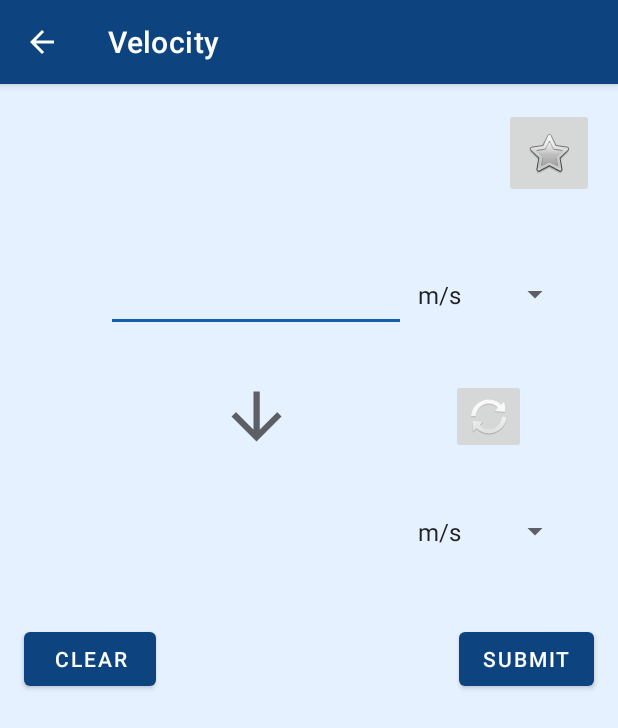
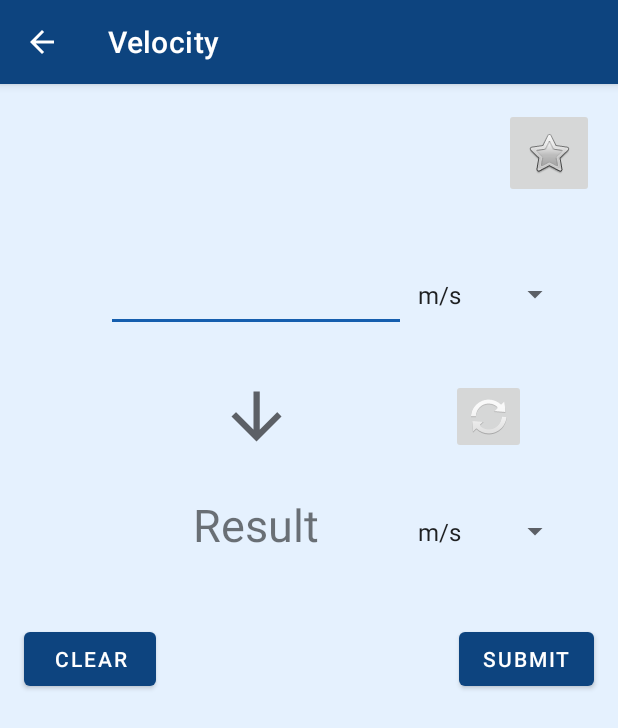
Before and after one commit to koshnatwit/ConversionCalculator, an Android app: the SpeedActivity screen opened directly, with no data from a screen before it, after a tap on "CLEAR", on a phone screen of 412 x 824 dp. Shown: the top 728 px of the screen. Run offline under Robolectric (Android 15) with nearby library versions, the phone set to English and light mode, and no system bars.

Commit message:
Change name for switch button, edit clear text to display Result, and added switch for Time

```diff
--- a/app/src/main/java/edu/wit/mobileapp/conversioncalculator/MainActivity.java
+++ b/app/src/main/java/edu/wit/mobileapp/conversioncalculator/MainActivity.java
@@ -113,7 +113,6 @@ public class MainActivity extends AppCompatActivity {
             }
         });
 
-        // This is a test message from Thomas
 
         /*
         BottomNavigationView bnv = (BottomNavigationView) findViewById(R.id.NavigationView);
--- a/app/src/main/java/edu/wit/mobileapp/conversioncalculator/SpeedActivity.java
+++ b/app/src/main/java/edu/wit/mobileapp/conversioncalculator/SpeedActivity.java
@@ -47,7 +47,7 @@ public class SpeedActivity extends AppCompatActivity {
             @Override
             public void onClick(View v){
                 enterField.setText("");
-                resultField.setText("");
+                resultField.setText("Result");
             }
         });
 
--- a/app/src/main/res/layout/activity_time.xml
+++ b/app/src/main/res/layout/activity_time.xml
@@ -71,7 +71,7 @@
         app:layout_constraintVertical_bias="0.0" />
 
     <ImageButton
-        android:id="@+id/imageView"
+        android:id="@+id/imageButtonSwitch"
         android:layout_width="50dp"
         android:layout_height="50dp"
         app:layout_constraintBottom_toBottomOf="@+id/imageView3"
```
Also changed, not shown: app/src/main/java/edu/wit/mobileapp/conversioncalculator/TimeActivity.java (+11 -0 lines).
